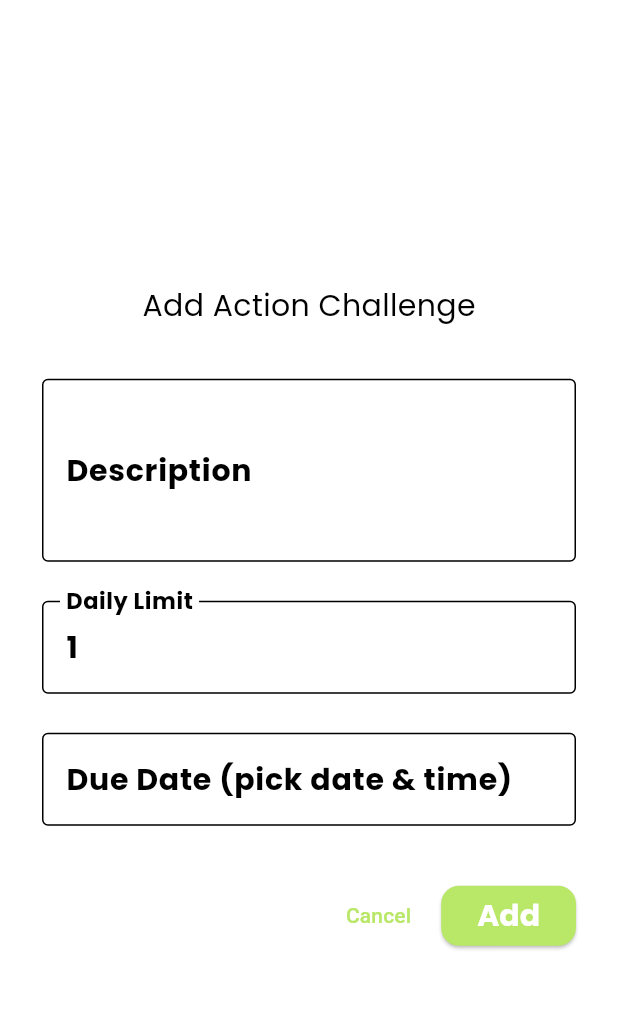
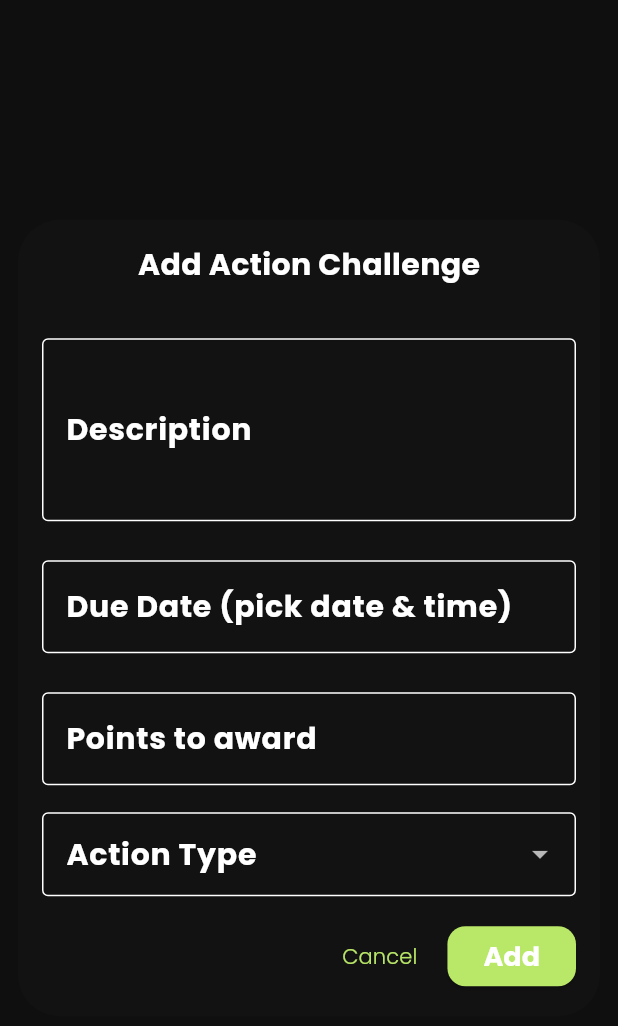
Before and after one commit to amandatheuri/EcoPamoja, a Flutter app: the AddActionChallengeDialog widget shown alone on an empty page, opened directly, on a phone screen of 412 x 824 dp. Shown: the top 1026 px of the screen. Run offline on Flutter 3.47's test engine with Material 3 defaults, Android fonts, the phone set to English and light mode, and no system bars; our stand-ins replace carousel_slider, cloud_firestore, firebase_auth, firebase_core, flutter_riverpod, go_router and 11 more; accounts and stored records are empty.

```diff
--- a/lib/admin/features/challenges/forms/action_challenge_form.dart
+++ b/lib/admin/features/challenges/forms/action_challenge_form.dart
@@ -1,5 +1,6 @@
 import 'package:cloud_firestore/cloud_firestore.dart';
 import 'package:ecopamoja/theme_essentials/colors.dart';
+import 'package:ecopamoja/utility_functions/validators.dart';
 import 'package:flutter/material.dart';
 import 'package:intl/intl.dart';
 
@@ -7,29 +8,28 @@ class AddActionChallengeDialog extends StatefulWidget {
   const AddActionChallengeDialog({super.key});
 
   @override
-  State<AddActionChallengeDialog> createState() => _AddActionChallengeDialogState();
+  State<AddActionChallengeDialog> createState() =>
+      _AddActionChallengeDialogState();
 }
 
 class _AddActionChallengeDialogState extends State<AddActionChallengeDialog> {
   final _formKey = GlobalKey<FormState>();
   final _descriptionController = TextEditingController();
-  final _dailyLimitController = TextEditingController(text: '1');
   final _dueDateController = TextEditingController();
-  final _searchController = TextEditingController();
+  final _points = TextEditingController();
 
   DateTime? _selectedDueDate;
   bool _isSubmitting = false;
 
-   @override
-  void initState() {
-    super.initState();
-  }
+  // Dropdown state
+  String? _selectedType;
+  final List<String> _types = ['dailyHabits', 'wasteReduction'];
+
   @override
   void dispose() {
     _descriptionController.dispose();
-    _dailyLimitController.dispose();
     _dueDateController.dispose();
-    _searchController.dispose();
+    _points.dispose();
     super.dispose();
   }
 
@@ -49,11 +49,13 @@ class _AddActionChallengeDialogState extends State<AddActionChallengeDialog> {
       );
       if (time == null || !mounted) return;
 
-      final fullDateTime = DateTime(date.year, date.month, date.day, time.hour, time.minute);
+      final fullDateTime =
+          DateTime(date.year, date.month, date.day, time.hour, time.minute);
       if (mounted) {
         setState(() {
           _selectedDueDate = fullDateTime;
-          _dueDateController.text = DateFormat('MMM dd, yyyy hh:mm a').format(fullDateTime);
+          _dueDateController.text =
+              DateFormat('MMM dd, yyyy hh:mm a').format(fullDateTime);
         });
       }
     } catch (e) {
@@ -68,86 +70,6 @@ class _AddActionChallengeDialogState extends State<AddActionChallengeDialog> {
     }
   }
 
-  @override
-  Widget build(BuildContext context) {
-    return Dialog(
-      insetPadding: const EdgeInsets.symmetric(horizontal: 12, vertical: 40),
-      child: ConstrainedBox(
-        constraints: BoxConstraints(
-          maxWidth: 600,
-        ),
-        child: SingleChildScrollView(
-          child: Padding(
-            padding: const EdgeInsets.all(16),
-            child: Column(
-              mainAxisSize: MainAxisSize.min,
-              children: [
-                Text(
-                  'Add Action Challenge',
-                  style: Theme.of(context).textTheme.bodyMedium?.copyWith(fontSize: 20),
-                ),
-                const SizedBox(height: 16),
-                Form(
-                  key: _formKey,
-                  child: Column(
-                    children: [
-                      const SizedBox(height: 10),
-                      _buildField('Description', _descriptionController, maxLines: 3),
-                      const SizedBox(height: 10),
-                      _buildField(
-                        'Daily Limit',
-                        _dailyLimitController,
-                        inputType: TextInputType.number,
-                        validator: (value) {
-                          if (value == null || value.isEmpty) return 'Required';
-                          final num = int.tryParse(value);
-                          if (num == null || num < 1) return 'Must be ≥ 1';
-                          return null;
-                        },
-                      ),
-                      const SizedBox(height: 10),
-                      GestureDetector(
-                        onTap: _pickDueDateTime,
-                        child: AbsorbPointer(
-                          child: _buildField('Due Date (pick date & time)', _dueDateController),
-                        ),
-                      ),
-                      const SizedBox(height: 12),
-                    ],
-                  ),
-                ),
-                const SizedBox(height: 16),
-                Row(
-                  mainAxisAlignment: MainAxisAlignment.end,
-                  children: [
-                    TextButton(
-                      onPressed: _isSubmitting ? null : () => Navigator.pop(context),
-                      child: const Text('Cancel'),
-                    ),
-                    const SizedBox(width: 8),
-                    ElevatedButton(
-                      onPressed: _isSubmitting ? null : _submitForm,
-                      child: _isSubmitting
-                          ? const SizedBox(
-                              width: 20,
-                              height: 20,
-                              child: CircularProgressIndicator(
-                                strokeWidth: 2,
-                                valueColor: AlwaysStoppedAnimation<Color>(Colors.white),
-                              ),
-                            )
-                          : const Text('Add'),
-                    ),
-                  ],
-                ),
-              ],
-            ),
-          ),
-        ),
-      ),
-    );
-  }
-
   Future<void> _submitForm() async {
     if (!_formKey.currentState!.validate() || !mounted) return;
 
@@ -156,10 +78,10 @@ class _AddActionChallengeDialogState extends State<AddActionChallengeDialog> {
     try {
       await FirebaseFirestore.instance.collection('challenges').add({
         'description': _descriptionController.text.trim(),
-        'type': 'dailyHabits',
+        'type': _selectedType, // use dropdown value
         'createdAt': FieldValue.serverTimestamp(),
-        'daily_limit': int.parse(_dailyLimitController.text),
         'dueDate': _selectedDueDate,
+        'points': int.tryParse(_points.text.trim()) ?? 0,
         'questions': [],
       });
 
@@ -183,9 +105,7 @@ class _AddActionChallengeDialogState extends State<AddActionChallengeDialog> {
         );
       }
     } finally {
-      if (mounted) {
-        setState(() => _isSubmitting = false);
-      }
+      if (mounted) setState(() => _isSubmitting = false);
     }
   }
 
@@ -206,8 +126,116 @@ class _AddActionChallengeDialogState extends State<AddActionChallengeDialog> {
           labelText: label,
           border: const OutlineInputBorder(),
         ),
-        validator: validator ?? (value) =>
-          value == null || value.trim().isEmpty ? 'Required' : null,
+        validator: validator ??
+            (value) =>
+                value == null || value.trim().isEmpty ? 'Required' : null,
+      ),
+    );
+  }
+
+  @override
+  Widget build(BuildContext context) {
+    return Dialog(
+      insetPadding: const EdgeInsets.symmetric(horizontal: 12, vertical: 40),
+      child: ConstrainedBox(
+        constraints: const BoxConstraints(maxWidth: 600),
+        child: SingleChildScrollView(
+          child: Padding(
+            padding: const EdgeInsets.all(16),
+            child: Column(
+              mainAxisSize: MainAxisSize.min,
+              children: [
+                Text(
+                  'Add Action Challenge',
+                  style: Theme.of(context)
+                      .textTheme
+                      .bodyMedium
+                      ?.copyWith(fontSize: 20),
+                ),
+                const SizedBox(height: 16),
+                Form(
+                  key: _formKey,
+                  child: Column(
+                    children: [
+                      const SizedBox(height: 10),
+                      _buildField('Description', _descriptionController,
+                          maxLines: 3),
+                      const SizedBox(height: 10),
+                      GestureDetector(
+                        onTap: _pickDueDateTime,
+                        child: AbsorbPointer(
+                          child: _buildField(
+                              'Due Date (pick date & time)', _dueDateController),
+                        ),
+                      ),
+                      const SizedBox(height: 10),
+                      _buildField(
+                        'Points to award',
+                        _points,
+                        inputType: TextInputType.number,
+                        validator: (value) {
+                          AppValidators.validateUrl(value);
+                          return null;
+                        },
+                      ),
+                      const SizedBox(height: 10),
+                      // Dropdown for type selection
+                      DropdownButtonFormField<String>(
+                        value: _selectedType,
+                        decoration: const InputDecoration(
+                          labelText: 'Action Type',
+                          border: OutlineInputBorder(),
+                        ),
+                        items: _types.map((type) {
+                          return DropdownMenuItem(
+                            value: type,
+                            child: Text(
+                              type == 'dailyHabits'
+                                  ? 'Daily Habit'
+                                  : 'Waste Reduction',
+                            ),
+                          );
+                        }).toList(),
+                        onChanged: (value) {
+                          setState(() {
+                            _selectedType = value;
+                          });
+                        },
+                        validator: (value) =>
+                            value == null ? 'Please select a type' : null,
+                      ),
+                    ],
+                  ),
+                ),
+                const SizedBox(height: 16),
+                Row(
+                  mainAxisAlignment: MainAxisAlignment.end,
+                  children: [
+                    TextButton(
+                      onPressed: _isSubmitting ? null : () => Navigator.pop(context),
+                      child: const Text('Cancel'),
+                    ),
+                    const SizedBox(width: 8),
+                    ElevatedButton(
+                      onPressed: _isSubmitting ? null : _submitForm,
+                      child: _isSubmitting
+                          ? const SizedBox(
+                              width: 20,
+                              height: 20,
+                              child: CircularProgressIndicator(
+                                strokeWidth: 2,
+                                valueColor: AlwaysStoppedAnimation<Color>(
+                                    Colors.white),
+                              ),
+                            )
+                          : const Text('Add'),
+                    ),
+                  ],
+                ),
+              ],
+            ),
+          ),
+        ),
       ),
     );
   }
--- a/lib/admin/features/challenges/models/challenges_model.dart
+++ b/lib/admin/features/challenges/models/challenges_model.dart
@@ -11,8 +11,9 @@ class ChallengeModel {
   final ChallengeType type;
   final DateTime createdAt;
   final List<QuizQuestion>? questions;
-  final int? durationSeconds; // NEW
-  final DateTime? dueDate; // NEW
+  final int? durationSeconds;
+  final DateTime? dueDate;
+  final int points;
 
   ChallengeModel({
     required this.id,
@@ -20,6 +21,7 @@ class ChallengeModel {
     required this.description,
     required this.type,
     required this.createdAt,
+    required this.points,
     this.questions,
     this.durationSeconds,
     this.dueDate,
@@ -45,6 +47,7 @@ class ChallengeModel {
           : null,
       durationSeconds: data['durationSeconds'],
       dueDate: data['dueDate'] != null ? (data['dueDate'] as Timestamp).toDate() : null,
+      points: data['points']?? 0,
     );
   }
 
@@ -58,6 +61,7 @@ class ChallengeModel {
         'questions': questions!.map((q) => q.toMap()).toList(),
       'durationSeconds': durationSeconds,
       'dueDate': dueDate != null ? Timestamp.fromDate(dueDate!) : null,
+      'points': points,
     };
   }
 }
--- a/lib/admin/features/widgets/editaction.dart
+++ b/lib/admin/features/widgets/editaction.dart
@@ -16,14 +16,15 @@ class EditActionChallengeDialog extends StatefulWidget {
 class _EditActionChallengeDialogState extends State<EditActionChallengeDialog> {
   final _formKey = GlobalKey<FormState>();
   late TextEditingController _descriptionController;
-  late TextEditingController _dailyLimitController;
-
+  late TextEditingController _points;
   late DateTime? _selectedDueDate;
   bool _isSubmitting = false;
+
  @override
 void initState() {
   super.initState();
   _descriptionController = TextEditingController(text: widget.challenge.description);
+  _points = TextEditingController(text: widget.challenge.points.toString());
   _selectedDueDate = widget.challenge.dueDate;
 
 
@@ -40,7 +41,7 @@ void initState() {
           .doc(widget.challenge.id)
           .update({
         'description': _descriptionController.text.trim(),
-        'daily_limit': int.parse(_dailyLimitController.text),
+        'points': int.parse(_points.text),
         'dueDate': _selectedDueDate,
       });
 
@@ -59,7 +60,6 @@ void initState() {
     }
   }
 
-  // reuse _buildField, _pickDueDateTime from your Add dialog...
 
  @override
 Widget build(BuildContext context) {
@@ -72,13 +72,10 @@ Widget build(BuildContext context) {
           children: [
             const SizedBox(height: 10),
             _buildField('Description', _descriptionController, maxLines: 3),
-                        const SizedBox(height: 10),
-            _buildField('Daily Limit', _dailyLimitController, inputType: TextInputType.number),
-
+            const SizedBox(height: 10),
+            _buildDueDatePicker(),
             const SizedBox(height: 12),
-            _buildDueDatePicker(),
-
-            const SizedBox(height: 12),
+            _buildField('Points To Award', _points, maxLines: 1),
           ],
         ),
       ),
--- a/lib/admin/features/widgets/quiz_challenge.dart
+++ b/lib/admin/features/widgets/quiz_challenge.dart
@@ -129,6 +129,7 @@ class QuizChallengeManager extends StatelessWidget {
         questions: [updatedQuestion],
         durationSeconds: updatedDuration,
         dueDate: challenge.dueDate,
+        points: challenge.points,
       );
 
       await ChallengeService.updateChallenge(updatedChallenge);
--- a/lib/app.dart
+++ b/lib/app.dart
@@ -30,9 +30,8 @@ class MainApp extends StatelessWidget {
         ],
       ),
       debugShowCheckedModeBanner: false,
-      theme: AppTheme.lightTheme,
-      darkTheme: AppTheme.darkTheme,
-      themeMode: ThemeMode.system,
+      theme: AppTheme.darkTheme,
+      themeMode: ThemeMode.dark,
     );
   }
 }
--- a/lib/features/eco_challenges/screens/challenges.dart
+++ b/lib/features/eco_challenges/screens/challenges.dart
@@ -16,7 +16,7 @@ daily habits- colors.dart: complimentary, icon: leaf
 waste reduction- colors.dart: turqoise, icon: trash can
 */
 import 'package:ecopamoja/features/eco_challenges/providers/fetchdata_provider.dart';
-import 'package:ecopamoja/features/eco_challenges/screens/quizdisplay.dart';
+import 'package:ecopamoja/features/eco_challenges/screens/quizprogress.dart';
 import 'package:ecopamoja/features/eco_challenges/screens/sponsored.dart';
 import 'package:ecopamoja/shared_components/appbar/custom_appbar.dart';
 import 'package:flutter/material.dart';
--- /dev/null
+++ b/lib/features/eco_challenges/screens/dailyhabits.dart
@@ -0,0 +1 @@
+import 'package:flutter/material.dart';
```
Also changed, not shown: lib/admin/features/widgets/action_challenge.dart (+77 -7 lines), lib/admin/features/widgets/regular_action_card.dart (+0 -37 lines), lib/features/eco_challenges/screens/quizchallenges.dart (added), lib/features/eco_challenges/screens/quizprogress.dart (renamed from lib/features/eco_challenges/screens/quizdisplay.dart), lib/features/eco_challenges/screens/wastereduction.dart (added), lib/utility_functions/formatters.dart (deleted), lib/utility_functions/helpers.dart (deleted).
